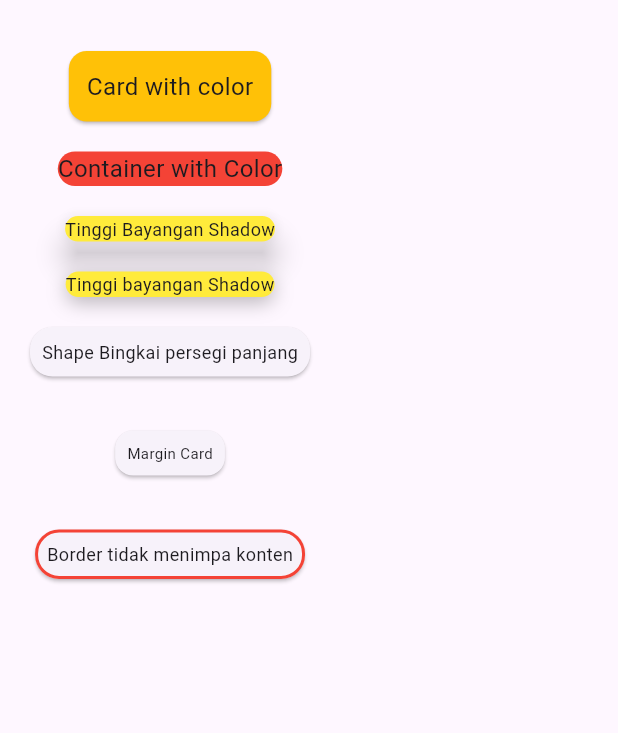
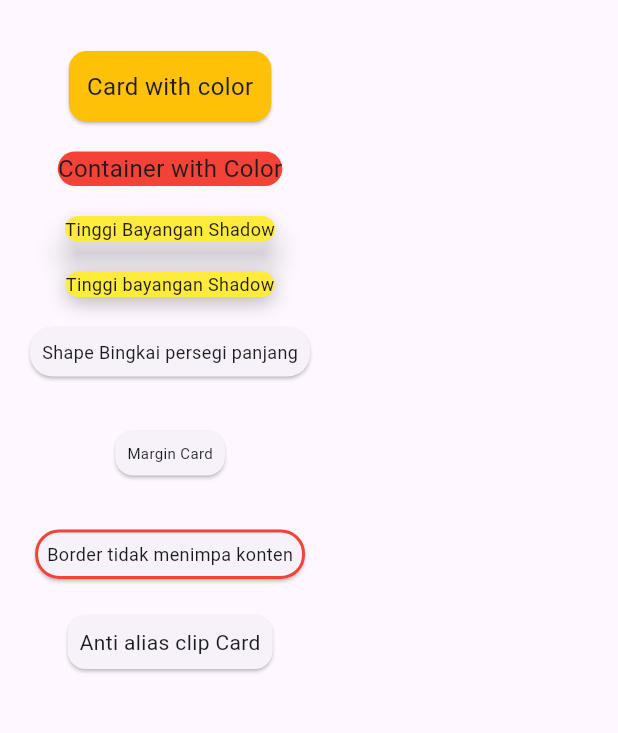
Before and after one commit to Frientia/tugas_week_8_1123150114, a Flutter app: the screen it shows after launch, on a phone screen of 412 x 824 dp, the part 63-796 px from its top. Run offline on Flutter 3.47's test engine with Material 3 defaults, Android fonts, the phone set to English and light mode, and no system bars.

Commit message:
menambahkan Card Dengan Clip

```diff
--- a/lib/pages/page_card_01.dart
+++ b/lib/pages/page_card_01.dart
@@ -79,6 +79,15 @@ class MyPages extends StatelessWidget {
                 child: Text("Border tidak menimpa konten", style: TextStyle(fontSize: 12)),
               ),
             ),
+            SizedBox(height: 16),
+
+            Card(
+              clipBehavior: Clip.antiAlias,
+              child: Padding(
+                padding: EdgeInsets.all(8),
+                child: Text("Anti alias clip Card", style: TextStyle(fontSize: 14)),
+              ),
+            ),
           ],
         ),
       ),
```
